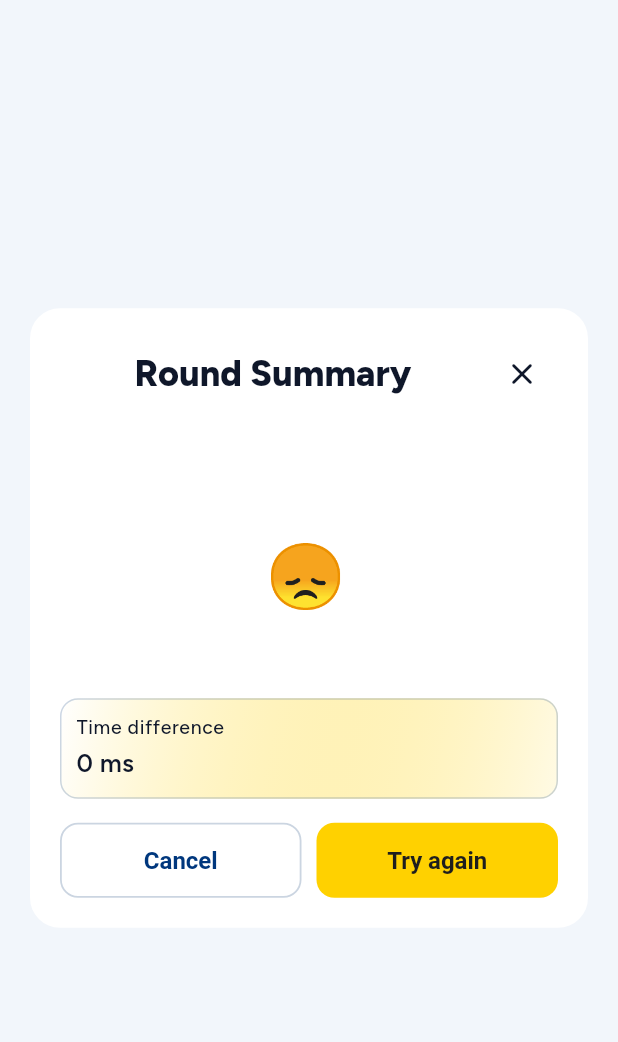
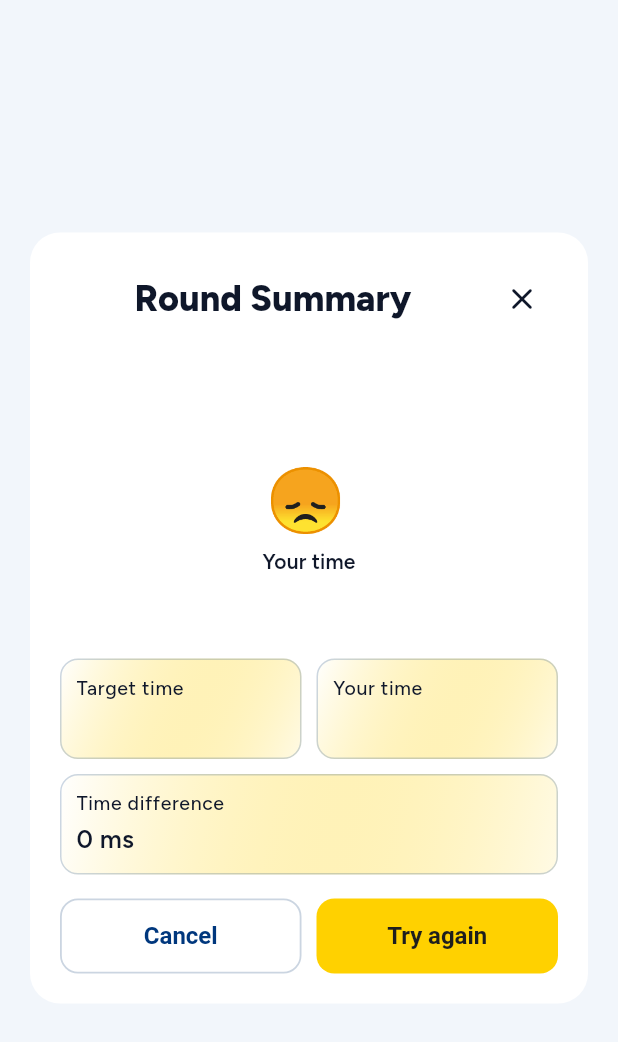
Before and after one commit to andreamsilu/stopwatch_game, a Flutter app: the RoundResultDialog widget shown alone on an empty page, opened directly with empty values, on a phone screen of 412 x 824 dp. Shown: the top 1042 px of the screen. Run offline on Flutter 3.47's test engine with Material 3 defaults, Android fonts, the phone set to English and light mode, and no system bars; our stand-ins replace audioplayers, confetti, flutter_dotenv, flutter_riverpod, google_fonts; missing offline and left inert: flame.

Commit message:
Add target time label and enhance round result dialog display
- Introduced 'Your time' constant in GameCopy for better localization.
- Updated GameSessionMapper to format and include target time in session data.
- Modified RoundResultData to require target time label, improving data structure.
- Enhanced RoundResultDialog to display target time alongside final time, improving user feedback and clarity.

```diff
--- a/lib/core/copy/app_copy.dart
+++ b/lib/core/copy/app_copy.dart
@@ -47,6 +47,7 @@ class GameCopy {
   static const soundOff = 'Sound off';
 
   static const roundSummary = 'Round Summary';
+  static const yourTime = 'Your time';
   static const timeDifference = 'Time difference';
   static const cancel = 'Cancel';
   static const tryAgain = 'Try again';
--- a/lib/features/game/data/game_session_mapper.dart
+++ b/lib/features/game/data/game_session_mapper.dart
@@ -16,6 +16,7 @@ class GameSessionMapper {
       deltaLabel: result.deltaLabel ??
           result.message ??
           '${differenceMs >= 0 ? '+' : ''}$differenceMs ms',
+      targetTimeLabel: _formatDurationMs(session.targetTimeMs),
       finalTimeLabel: _formatDurationMs(result.stoppedTimeMs),
       differenceMs: differenceMs,
       prizeLabel: '',
--- a/lib/features/game/presentation/bloc/game_state.dart
+++ b/lib/features/game/presentation/bloc/game_state.dart
@@ -7,6 +7,7 @@ class RoundResultData {
   const RoundResultData({
     required this.outcomeLabel,
     required this.deltaLabel,
+    required this.targetTimeLabel,
     required this.finalTimeLabel,
     required this.differenceMs,
     required this.prizeLabel,
@@ -16,6 +17,7 @@ class RoundResultData {
 
   final String outcomeLabel;
   final String deltaLabel;
+  final String targetTimeLabel;
   final String finalTimeLabel;
   final int differenceMs;
   final String prizeLabel;
--- a/lib/features/game/presentation/widgets/round_result_dialog.dart
+++ b/lib/features/game/presentation/widgets/round_result_dialog.dart
@@ -186,16 +186,48 @@ class _RoundResultDialogState extends State<RoundResultDialog>
                         child: child,
                       ),
                     ),
-                    child: Text(
-                      widget.result.finalTimeLabel,
+                    child: Column(
                       key: ValueKey<String>(widget.result.finalTimeLabel),
-                      textAlign: TextAlign.center,
-                      style: Theme.of(context).textTheme.displaySmall?.copyWith(
-                        fontWeight: FontWeight.w800,
-                      ),
+                      children: [
+                        Text(
+                          GameCopy.yourTime,
+                          textAlign: TextAlign.center,
+                          style: Theme.of(context).textTheme.labelLarge?.copyWith(
+                            color: Theme.of(context).colorScheme.onSurfaceVariant,
+                            fontWeight: FontWeight.w600,
+                          ),
+                        ),
+                        const SizedBox(height: 4),
+                        Text(
+                          widget.result.finalTimeLabel,
+                          textAlign: TextAlign.center,
+                          style: Theme.of(context).textTheme.displaySmall?.copyWith(
+                            fontWeight: FontWeight.w800,
+                          ),
+                        ),
+                      ],
                     ),
                   ),
                   const SizedBox(height: 14),
+                  Row(
+                    crossAxisAlignment: CrossAxisAlignment.start,
+                    children: [
+                      Expanded(
+                        child: _ResultInfoCard(
+                          label: GameCopy.targetTime,
+                          value: widget.result.targetTimeLabel,
+                        ),
+                      ),
+                      const SizedBox(width: 10),
+                      Expanded(
+                        child: _ResultInfoCard(
+                          label: GameCopy.yourTime,
+                          value: widget.result.finalTimeLabel,
+                        ),
+                      ),
+                    ],
+                  ),
+                  const SizedBox(height: 10),
                   _ResultInfoCard(
                     label: GameCopy.timeDifference,
                     value: '${widget.result.differenceMs} ms',
```
